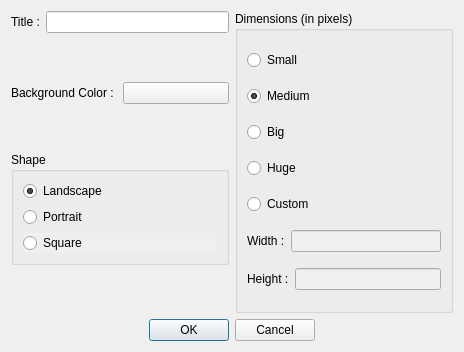
Rolisteam/rolisteam, file src/map/mapwizzarddialog.ui: the form before one commit.
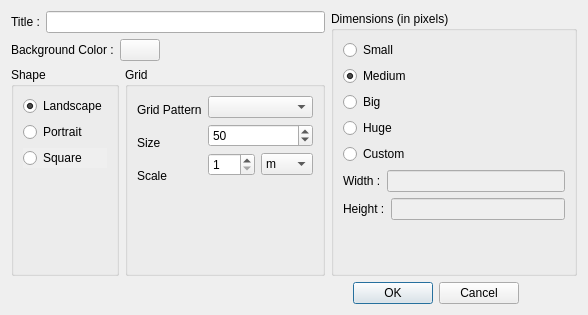
The form after the commit.

Patch:
```diff
--- a/src/map/mapwizzarddialog.ui
+++ b/src/map/mapwizzarddialog.ui
@@ -6,8 +6,8 @@
    <rect>
     <x>0</x>
     <y>0</y>
-    <width>464</width>
-    <height>352</height>
+    <width>588</width>
+    <height>315</height>
    </rect>
   </property>
   <property name="windowTitle">
@@ -19,11 +19,11 @@
   <property name="locale">
    <locale language="English" country="UnitedStates"/>
   </property>
-  <layout class="QVBoxLayout" name="verticalLayout_4">
+  <layout class="QVBoxLayout" name="verticalLayout_6">
    <item>
-    <layout class="QHBoxLayout" name="horizontalLayout_5">
+    <layout class="QHBoxLayout" name="horizontalLayout_8">
      <item>
-      <layout class="QVBoxLayout" name="verticalLayout_3">
+      <layout class="QVBoxLayout" name="verticalLayout_5">
        <item>
         <layout class="QHBoxLayout" name="horizontalLayout">
          <item>
@@ -44,19 +44,6 @@
          </item>
         </layout>
        </item>
-       <item>
-        <spacer name="verticalSpacer_2">
-         <property name="orientation">
-          <enum>Qt::Vertical</enum>
-         </property>
-         <property name="sizeHint" stdset="0">
-          <size>
-           <width>20</width>
-           <height>18</height>
-          </size>
-         </property>
-        </spacer>
-       </item>
        <item>
         <layout class="QHBoxLayout" name="horizontalLayout_2">
          <item>
@@ -91,27 +78,29 @@
            </property>
           </widget>
          </item>
-        </layout>
-       </item>
        <item>
-        <spacer name="verticalSpacer">
+          <spacer name="horizontalSpacer_2">
          <property name="orientation">
-          <enum>Qt::Vertical</enum>
+            <enum>Qt::Horizontal</enum>
          </property>
          <property name="sizeHint" stdset="0">
           <size>
-           <width>20</width>
-           <height>18</height>
+             <width>40</width>
+             <height>20</height>
           </size>
          </property>
         </spacer>
        </item>
+        </layout>
+       </item>
+       <item>
+        <layout class="QHBoxLayout" name="horizontalLayout_7">
        <item>
         <widget class="QGroupBox" name="groupBox_2">
          <property name="title">
           <string>Shape</string>
          </property>
-         <layout class="QVBoxLayout" name="verticalLayout_2">
+           <layout class="QVBoxLayout" name="verticalLayout_4">
           <item>
            <widget class="QRadioButton" name="m_landscapeButton">
             <property name="text">
@@ -139,7 +128,79 @@
             </property>
            </widget>
           </item>
-         </layout>
+            <item>
+             <spacer name="verticalSpacer">
+              <property name="orientation">
+               <enum>Qt::Vertical</enum>
+              </property>
+              <property name="sizeHint" stdset="0">
+               <size>
+                <width>20</width>
+                <height>18</height>
+               </size>
+              </property>
+             </spacer>
+            </item>
+           </layout>
+          </widget>
+         </item>
+         <item>
+          <widget class="QGroupBox" name="groupBox_3">
+           <property name="title">
+            <string>Grid</string>
+           </property>
+           <layout class="QHBoxLayout" name="horizontalLayout_6">
+            <item>
+             <layout class="QVBoxLayout" name="verticalLayout_3">
+              <item>
+               <widget class="QLabel" name="label">
+                <property name="sizePolicy">
+                 <sizepolicy hsizetype="Preferred" vsizetype="Preferred">
+                  <horstretch>0</horstretch>
+                  <verstretch>0</verstretch>
+                 </sizepolicy>
+                </property>
+                <property name="minimumSize">
+                 <size>
+                  <width>0</width>
+                  <height>27</height>
+                 </size>
+                </property>
+                <property name="maximumSize">
+                 <size>
+                  <width>16777215</width>
+                  <height>27</height>
+                 </size>
+                </property>
+                <property name="text">
+                 <string>Grid Pattern</string>
+                </property>
+               </widget>
+              </item>
+              <item>
+               <widget class="QLabel" name="label_2">
+                <property name="minimumSize">
+                 <size>
+                  <width>0</width>
+                  <height>27</height>
+                 </size>
+                </property>
+                <property name="text">
+                 <string>Size</string>
+                </property>
+               </widget>
+              </item>
+              <item>
+               <widget class="QLabel" name="label_3">
+                <property name="minimumSize">
+                 <size>
+                  <width>0</width>
+                  <height>27</height>
+                 </size>
+                </property>
+                <property name="text">
+                 <string>Scale</string>
+                </property>
         </widget>
        </item>
        <item>
@@ -150,10 +211,100 @@
          <property name="sizeHint" stdset="0">
           <size>
            <width>20</width>
-           <height>48</height>
+                  <height>40</height>
           </size>
          </property>
         </spacer>
+              </item>
+             </layout>
+            </item>
+            <item>
+             <layout class="QVBoxLayout" name="verticalLayout_2">
+              <item>
+               <widget class="QComboBox" name="m_gridPattern">
+                <property name="minimumSize">
+                 <size>
+                  <width>0</width>
+                  <height>0</height>
+                 </size>
+                </property>
+               </widget>
+              </item>
+              <item>
+               <widget class="QSpinBox" name="m_sizeGrid">
+                <property name="minimum">
+                 <number>1</number>
+                </property>
+                <property name="maximum">
+                 <number>200</number>
+                </property>
+                <property name="value">
+                 <number>50</number>
+                </property>
+               </widget>
+              </item>
+              <item>
+               <layout class="QHBoxLayout" name="horizontalLayout_5">
+                <item>
+                 <widget class="QSpinBox" name="m_scaleOfGrid">
+                  <property name="minimum">
+                   <number>1</number>
+                  </property>
+                  <property name="maximum">
+                   <number>999</number>
+                  </property>
+                 </widget>
+                </item>
+                <item>
+                 <widget class="QComboBox" name="m_unitPattern">
+                  <item>
+                   <property name="text">
+                    <string>m</string>
+                   </property>
+                  </item>
+                  <item>
+                   <property name="text">
+                    <string>cm</string>
+                   </property>
+                  </item>
+                  <item>
+                   <property name="text">
+                    <string>inch</string>
+                   </property>
+                  </item>
+                  <item>
+                   <property name="text">
+                    <string>feet</string>
+                   </property>
+                  </item>
+                  <item>
+                   <property name="text">
+                    <string>px</string>
+                   </property>
+                  </item>
+                 </widget>
+                </item>
+               </layout>
+              </item>
+              <item>
+               <spacer name="verticalSpacer_2">
+                <property name="orientation">
+                 <enum>Qt::Vertical</enum>
+                </property>
+                <property name="sizeHint" stdset="0">
+                 <size>
+                  <width>20</width>
+                  <height>40</height>
+                 </size>
+                </property>
+               </spacer>
+              </item>
+             </layout>
+            </item>
+           </layout>
+          </widget>
+         </item>
+        </layout>
        </item>
       </layout>
      </item>
@@ -252,10 +403,38 @@
           </item>
          </layout>
         </item>
+        <item>
+         <spacer name="verticalSpacer_4">
+          <property name="orientation">
+           <enum>Qt::Vertical</enum>
+          </property>
+          <property name="sizeHint" stdset="0">
+           <size>
+            <width>20</width>
+            <height>40</height>
+           </size>
+          </property>
+         </spacer>
+        </item>
        </layout>
       </widget>
      </item>
     </layout>
+   </item>
+   <item>
+    <layout class="QHBoxLayout" name="horizontalLayout_10">
+     <item>
+      <spacer name="horizontalSpacer">
+       <property name="orientation">
+        <enum>Qt::Horizontal</enum>
+       </property>
+       <property name="sizeHint" stdset="0">
+        <size>
+         <width>228</width>
+         <height>20</height>
+        </size>
+       </property>
+      </spacer>
    </item>
    <item>
     <widget class="QDialogButtonBox" name="buttonBox">
@@ -269,6 +448,8 @@
       <bool>true</bool>
      </property>
     </widget>
+     </item>
+    </layout>
    </item>
   </layout>
  </widget>
```
Lines whose indentation alone changed are shown as unchanged.
